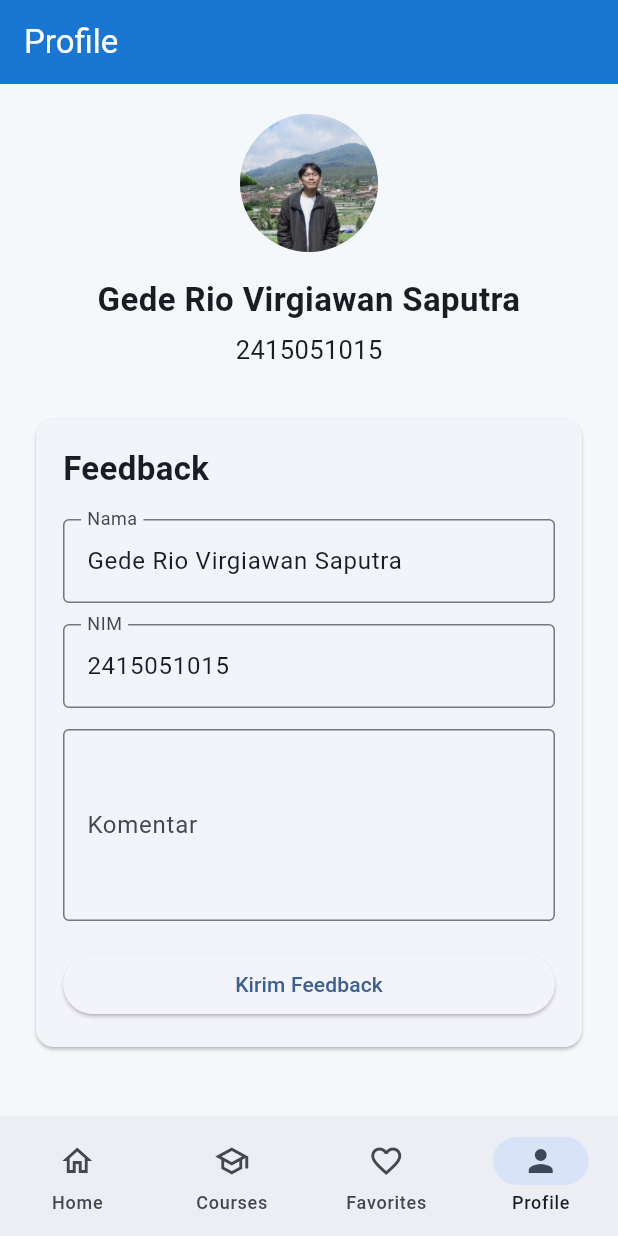
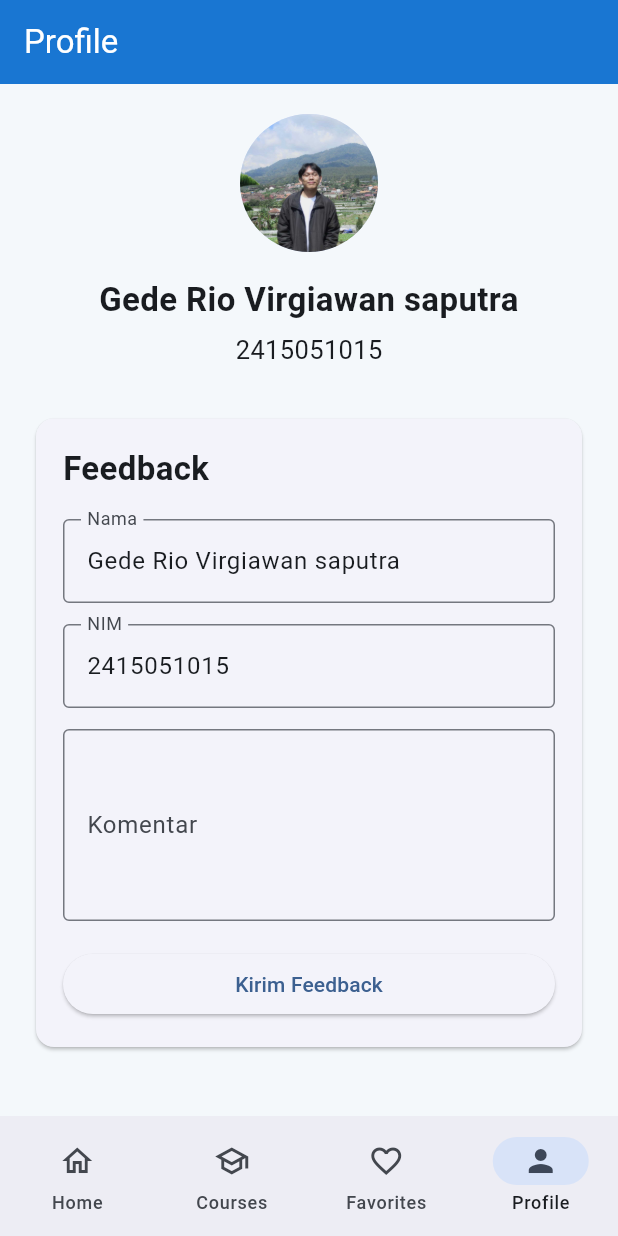
Before and after one commit to riovirgiawan/flutter_ui_fundamentals, a Flutter app: the screen it shows after launch, item 4 of the bottom bar chosen, on a phone screen of 412 x 824 dp. Run offline on Flutter 3.47's test engine with Material 3 defaults, Android fonts, the phone set to English and light mode, and no system bars; our stand-ins replace supabase_flutter; accounts and stored records are empty; network calls fail.

```diff
--- a/lib/main.dart
+++ b/lib/main.dart
@@ -14,7 +14,7 @@ import 'screens/add_course_page.dart';
 import 'package:supabase_flutter/supabase_flutter.dart';
 import 'config/supabase_config.dart';
 
-const String studentName = 'Gede Rio Virgiawan Saputra';
+const String studentName = 'Gede Rio Virgiawan saputra';
 const String studentId = '2415051015';
 const String apiBaseUrl = 'https://course-api-pearl.vercel.app';
 
```
